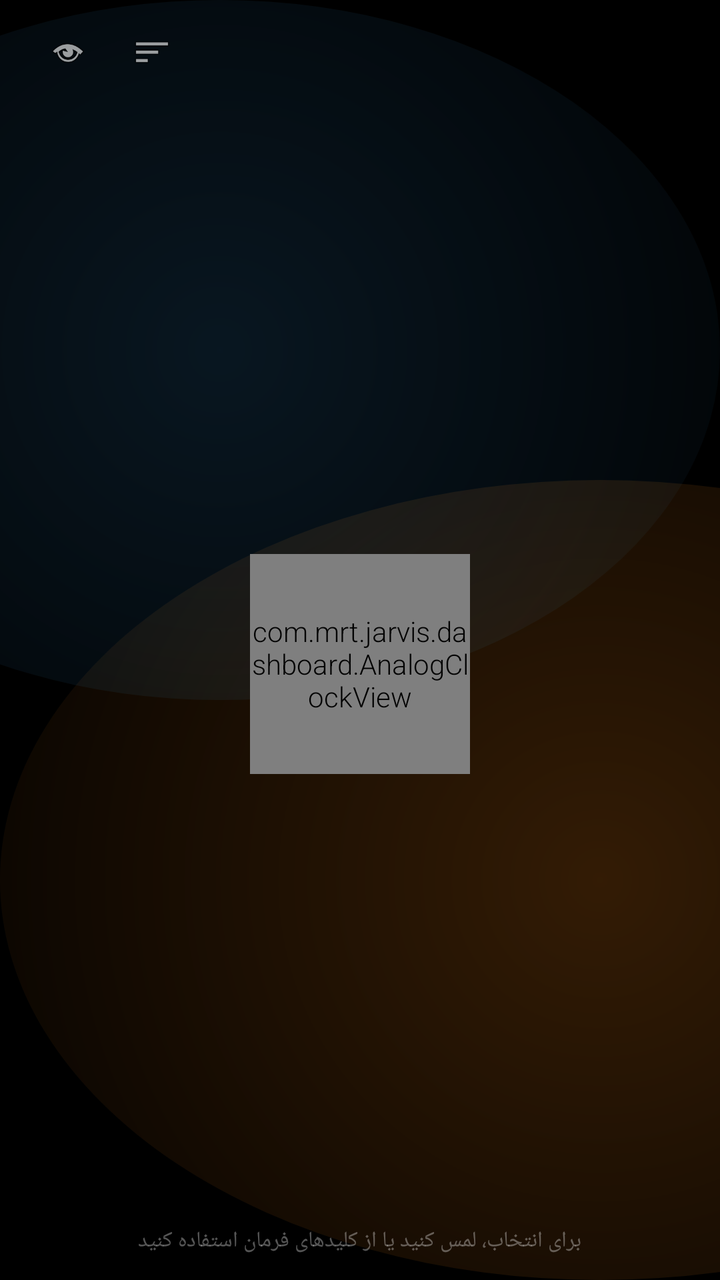
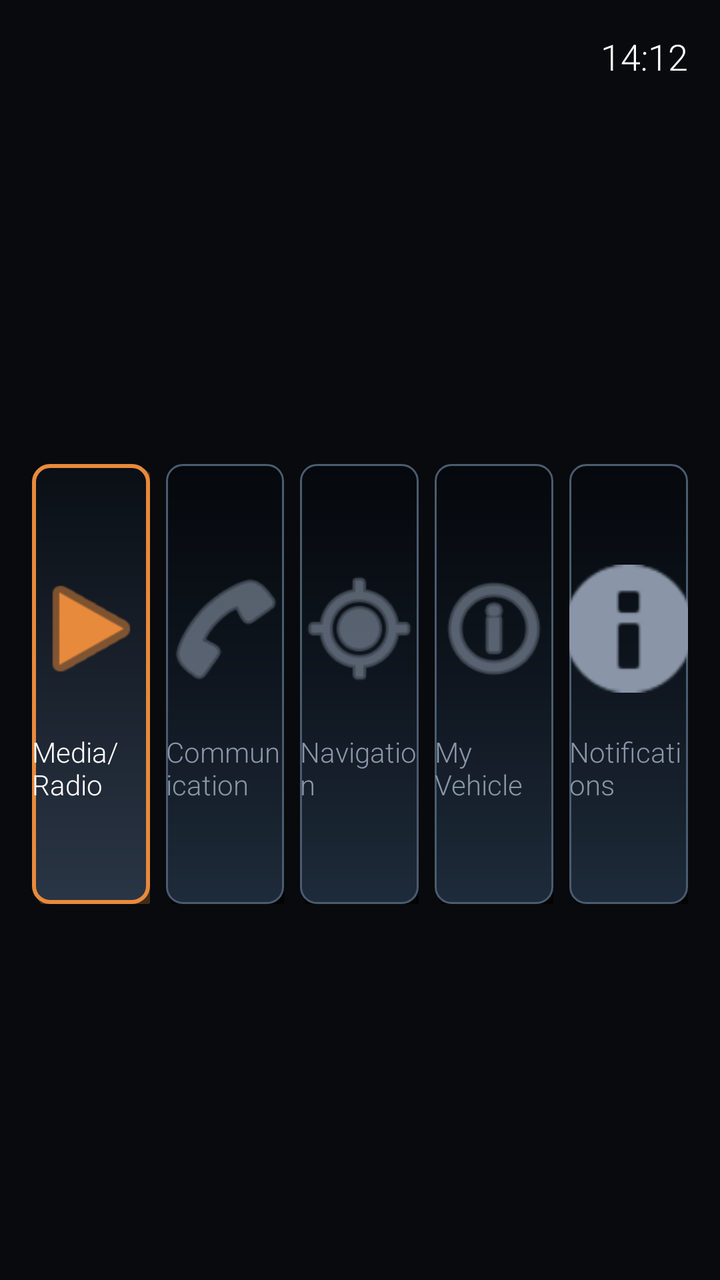

Screens rendered from an Android XML layout before and after an edit, with the pre-edit source and the edit as a unified diff.
<!-- AndroidManifest.xml: application theme Theme.MRT -->
<!-- res/layout/activity_hub.xml -->
<?xml version="1.0" encoding="utf-8"?>
<FrameLayout xmlns:android="http://schemas.android.com/apk/res/android"
    android:layout_width="match_parent"
    android:layout_height="match_parent"
    android:background="@drawable/bg_hub"
    android:layoutDirection="ltr">

    
    <LinearLayout
        android:layout_width="match_parent"
        android:layout_height="wrap_content"
        android:orientation="horizontal"
        android:gravity="center_vertical"
        android:paddingStart="20dp"
        android:paddingEnd="20dp"
        android:paddingTop="12dp"
        android:paddingBottom="6dp">

        <ImageView
            android:id="@+id/btnHome"
            android:layout_width="28dp"
            android:layout_height="28dp"
            android:src="@android:drawable/ic_menu_view"
            android:contentDescription="@string/back"
            android:padding="4dp"/>

        <ImageView
            android:id="@+id/btnGrid"
            android:layout_width="28dp"
            android:layout_height="28dp"
            android:layout_marginStart="14dp"
            android:src="@android:drawable/ic_menu_sort_by_size"
            android:contentDescription="@string/settings"
            android:padding="4dp"/>

        <View
            android:layout_width="0dp"
            android:layout_height="1dp"
            android:layout_weight="1"/>

        <TextView
            android:id="@+id/tvHubWarn"
            android:layout_width="wrap_content"
            android:layout_height="wrap_content"
            android:layout_marginEnd="16dp"
            android:text="▲"
            android:textColor="@color/amber"
            android:textSize="16sp"
            android:visibility="gone"/>

        <TextView
            android:id="@+id/tvHubStatus"
            android:layout_width="wrap_content"
            android:layout_height="wrap_content"
            android:layout_marginEnd="16dp"
            android:textColor="@color/text_dim"
            android:textSize="12sp"/>

        <TextView
            android:id="@+id/tvHubClock"
            android:layout_width="wrap_content"
            android:layout_height="wrap_content"
            android:textColor="@color/text"
            android:textSize="17sp"
            android:fontFamily="sans-serif-light"
            android:letterSpacing="0.05"/>
    </LinearLayout>

    
    <LinearLayout
        android:layout_width="match_parent"
        android:layout_height="match_parent"
        android:orientation="vertical"
        android:gravity="center"
        android:layout_marginTop="40dp">

        
        <com.mrt.jarvis.dashboard.AnalogClockView
            android:id="@+id/hubClock"
            android:layout_width="110dp"
            android:layout_height="110dp"
            android:layout_marginBottom="16dp"/>

        
        <LinearLayout
            android:id="@+id/hubCards"
            android:layout_width="match_parent"
            android:layout_height="wrap_content"
            android:orientation="horizontal"
            android:paddingStart="20dp"
            android:paddingEnd="20dp"/>
    </LinearLayout>

    
    <TextView
        android:id="@+id/tvHubHint"
        android:layout_width="wrap_content"
        android:layout_height="wrap_content"
        android:layout_gravity="bottom|center_horizontal"
        android:layout_marginBottom="12dp"
        android:text="@string/hub_hint"
        android:textColor="@color/text_muted"
        android:textSize="11sp"
        android:layoutDirection="rtl"/>
</FrameLayout>
<!-- resources referenced by this layout -->
<resources>
  <color name="amber">#FFF5A524</color>
  <color name="text">#FFEFF3F8</color>
  <color name="text_dim">#FF8A96A8</color>
  <color name="text_muted">#55FFFFFF</color>
  <!-- drawable bg_hub (drawable) -->
  <?xml version="1.0" encoding="utf-8"?>
  <layer-list xmlns:android="http://schemas.android.com/apk/res/android">
  
      
      <item>
          <shape android:shape="rectangle">
              <solid android:color="@color/bg_pure"/>
          </shape>
      </item>
  
      
      <item
          android:width="600dp"
          android:height="400dp"
          android:gravity="bottom|start"
          android:top="-200dp"
          android:right="-300dp">
          <shape android:shape="oval">
              <gradient
                  android:type="radial"
                  android:gradientRadius="400dp"
                  android:centerX="0.5"
                  android:centerY="0.5"
                  android:startColor="#33FF8A1A"
                  android:endColor="#00000000"/>
          </shape>
      </item>
  
      
      <item
          android:width="500dp"
          android:height="350dp"
          android:gravity="top|end"
          android:bottom="-175dp"
          android:left="-250dp">
          <shape android:shape="oval">
              <gradient
                  android:type="radial"
                  android:gradientRadius="350dp"
                  android:centerX="0.5"
                  android:centerY="0.5"
                  android:startColor="#223FA9F5"
                  android:endColor="#00000000"/>
          </shape>
      </item>
  </layer-list>
  <string name="back">بازگشت</string>
  <string name="hub_hint">برای انتخاب، لمس کنید یا از کلیدهای فرمان استفاده کنید</string>
  <string name="settings">تنظیمات</string>
  <style name="Theme.MRT" parent="Theme.AppCompat.NoActionBar">
          <item name="android:windowBackground">@drawable/bg_cockpit</item>
          <item name="android:windowFullscreen">true</item>
          <item name="android:windowNoTitle">true</item>
          <item name="android:windowContentOverlay">@null</item>
          <item name="colorAccent">@color/accent</item>
          <item name="android:textColor">@color/text</item>
          <item name="android:fontFamily">sans-serif-light</item>
          <item name="android:windowLayoutInDisplayCutoutMode" tools:targetApi="o_mr1">shortEdges</item>
      </style>
  <color name="bg_pure">#FF000000</color>
  <!-- drawable bg_cockpit (drawable) -->
  <?xml version="1.0" encoding="utf-8"?>
  <shape xmlns:android="http://schemas.android.com/apk/res/android"
      android:shape="rectangle">
      <gradient
          android:type="radial"
          android:gradientRadius="900dp"
          android:centerX="0.5"
          android:centerY="0.35"
          android:startColor="@color/bg2"
          android:endColor="@color/bg"/>
  </shape>
  <color name="accent">#FF3FA9F5</color>
  <color name="bg2">#FF0E1420</color>
  <color name="bg">#FF06080C</color>
</resources>

<!-- the commit's change to res/layout/activity_hub.xml (unified diff, before → after) -->
@@ -1,105 +1,165 @@
 <?xml version="1.0" encoding="utf-8"?>
-<FrameLayout xmlns:android="http://schemas.android.com/apk/res/android"
+<LinearLayout xmlns:android="http://schemas.android.com/apk/res/android"
     android:layout_width="match_parent"
     android:layout_height="match_parent"
-    android:background="@drawable/bg_hub"
-    android:layoutDirection="ltr">
+    android:orientation="vertical"
+    android:background="#080A0D"
+    android:layoutDirection="ltr"
+    android:padding="16dp">
 
     
     <LinearLayout
         android:layout_width="match_parent"
         android:layout_height="wrap_content"
         android:orientation="horizontal"
-        android:gravity="center_vertical"
-        android:paddingStart="20dp"
-        android:paddingEnd="20dp"
-        android:paddingTop="12dp"
-        android:paddingBottom="6dp">
-
-        <ImageView
-            android:id="@+id/btnHome"
-            android:layout_width="28dp"
-            android:layout_height="28dp"
-            android:src="@android:drawable/ic_menu_view"
-            android:contentDescription="@string/back"
-            android:padding="4dp"/>
-
-        <ImageView
-            android:id="@+id/btnGrid"
-            android:layout_width="28dp"
-            android:layout_height="28dp"
-            android:layout_marginStart="14dp"
-            android:src="@android:drawable/ic_menu_sort_by_size"
-            android:contentDescription="@string/settings"
-            android:padding="4dp"/>
-
-        <View
-            android:layout_width="0dp"
-            android:layout_height="1dp"
-            android:layout_weight="1"/>
-
+        android:gravity="end"
+        android:paddingBottom="20dp">
         <TextView
-            android:id="@+id/tvHubWarn"
+            android:id="@+id/tvTime"
             android:layout_width="wrap_content"
             android:layout_height="wrap_content"
-            android:layout_marginEnd="16dp"
-            android:text="▲"
-            android:textColor="@color/amber"
-            android:textSize="16sp"
-            android:visibility="gone"/>
-
-        <TextView
-            android:id="@+id/tvHubStatus"
-            android:layout_width="wrap_content"
-            android:layout_height="wrap_content"
-            android:layout_marginEnd="16dp"
-            android:textColor="@color/text_dim"
-            android:textSize="12sp"/>
-
-        <TextView
-            android:id="@+id/tvHubClock"
-            android:layout_width="wrap_content"
-            android:layout_height="wrap_content"
-            android:textColor="@color/text"
-            android:textSize="17sp"
-            android:fontFamily="sans-serif-light"
-            android:letterSpacing="0.05"/>
+            android:textColor="#FFFFFF"
+            android:textSize="18sp"
+            android:text="14:12"/>
     </LinearLayout>
 
     
     <LinearLayout
         android:layout_width="match_parent"
-        android:layout_height="match_parent"
-        android:orientation="vertical"
-        android:gravity="center"
-        android:layout_marginTop="40dp">
-
-        
-        <com.mrt.jarvis.dashboard.AnalogClockView
-            android:id="@+id/hubClock"
-            android:layout_width="110dp"
-            android:layout_height="110dp"
-            android:layout_marginBottom="16dp"/>
+        android:layout_height="0dp"
+        android:layout_weight="1"
+        android:orientation="horizontal"
+        android:gravity="center_vertical"
+        android:baselineAligned="false">
 
         
         <LinearLayout
-            android:id="@+id/hubCards"
-            android:layout_width="match_parent"
-            android:layout_height="wrap_content"
-            android:orientation="horizontal"
-            android:paddingStart="20dp"
-            android:paddingEnd="20dp"/>
+            android:id="@+id/cardMedia"
+            android:layout_width="0dp"
+            android:layout_weight="1"
+            android:layout_height="220dp"
+            android:layout_marginEnd="8dp"
+            android:background="@drawable/bmw_3d_card_selected"
+            android:orientation="vertical"
+            android:gravity="center"
+            android:clickable="true"
+            android:focusable="true">
+            
+            <ImageView
+                android:layout_width="64dp"
+                android:layout_height="64dp"
+                android:src="@android:drawable/ic_media_play"
+                android:tint="#E88A3C"/>
+            <TextView
+                android:layout_width="wrap_content"
+                android:layout_height="wrap_content"
+                android:text="Media/Radio"
+                android:textColor="#FFFFFF"
+                android:layout_marginTop="20dp"
+                android:textSize="14sp"/>
+        </LinearLayout>
+
+        
+        <LinearLayout
+            android:id="@+id/cardComm"
+            android:layout_width="0dp"
+            android:layout_weight="1"
+            android:layout_height="220dp"
+            android:layout_marginEnd="8dp"
+            android:background="@drawable/bmw_3d_card"
+            android:orientation="vertical"
+            android:gravity="center"
+            android:clickable="true"
+            android:focusable="true">
+            <ImageView
+                android:layout_width="64dp"
+                android:layout_height="64dp"
+                android:src="@android:drawable/ic_menu_call"
+                android:tint="#8A96A8"/>
+            <TextView
+                android:layout_width="wrap_content"
+                android:layout_height="wrap_content"
+                android:text="Communication"
+                android:textColor="#8A96A8"
+                android:layout_marginTop="20dp"
+                android:textSize="14sp"/>
+        </LinearLayout>
+
+        
+        <LinearLayout
+            android:id="@+id/cardNav"
+            android:layout_width="0dp"
+            android:layout_weight="1"
+            android:layout_height="220dp"
+            android:layout_marginEnd="8dp"
+            android:background="@drawable/bmw_3d_card"
+            android:orientation="vertical"
+            android:gravity="center"
+            android:clickable="true"
+            android:focusable="true">
+            <ImageView
+                android:layout_width="64dp"
+                android:layout_height="64dp"
+                android:src="@android:drawable/ic_menu_mylocation"
+                android:tint="#8A96A8"/>
+            <TextView
+                android:layout_width="wrap_content"
+                android:layout_height="wrap_content"
+                android:text="Navigation"
+                android:textColor="#8A96A8"
+                android:layout_marginTop="20dp"
+                android:textSize="14sp"/>
+        </LinearLayout>
+
+        
+        <LinearLayout
+            android:id="@+id/cardVehicle"
+            android:layout_width="0dp"
+            android:layout_weight="1"
+            android:layout_height="220dp"
+            android:layout_marginEnd="8dp"
+            android:background="@drawable/bmw_3d_card"
+            android:orientation="vertical"
+            android:gravity="center"
+            android:clickable="true"
+            android:focusable="true">
+            <ImageView
+                android:layout_width="64dp"
+                android:layout_height="64dp"
+                android:src="@android:drawable/ic_menu_info_details"
+                android:tint="#8A96A8"/>
+            <TextView
+                android:layout_width="wrap_content"
+                android:layout_height="wrap_content"
+                android:text="My Vehicle"
+                android:textColor="#8A96A8"
+                android:layout_marginTop="20dp"
+                android:textSize="14sp"/>
+        </LinearLayout>
+
+        
+        <LinearLayout
+            android:id="@+id/cardNotif"
+            android:layout_width="0dp"
+            android:layout_weight="1"
+            android:layout_height="220dp"
+            android:background="@drawable/bmw_3d_card"
+            android:orientation="vertical"
+            android:gravity="center"
+            android:clickable="true"
+            android:focusable="true">
+            <ImageView
+                android:layout_width="64dp"
+                android:layout_height="64dp"
+                android:src="@android:drawable/ic_dialog_info"
+                android:tint="#8A96A8"/>
+            <TextView
+                android:layout_width="wrap_content"
+                android:layout_height="wrap_content"
+                android:text="Notifications"
+                android:textColor="#8A96A8"
+                android:layout_marginTop="20dp"
+                android:textSize="14sp"/>
+        </LinearLayout>
     </LinearLayout>
-
-    
-    <TextView
-        android:id="@+id/tvHubHint"
-        android:layout_width="wrap_content"
-        android:layout_height="wrap_content"
-        android:layout_gravity="bottom|center_horizontal"
-        android:layout_marginBottom="12dp"
-        android:text="@string/hub_hint"
-        android:textColor="@color/text_muted"
-        android:textSize="11sp"
-        android:layoutDirection="rtl"/>
-</FrameLayout>
+</LinearLayout>
<!-- resource entries referenced after the edit -->
@@ -1,59 +1,54 @@
 <!-- resources referenced by this layout -->
 <resources>
-  <color name="amber">#FFF5A524</color>
-  <color name="text">#FFEFF3F8</color>
-  <color name="text_dim">#FF8A96A8</color>
-  <color name="text_muted">#55FFFFFF</color>
-  <!-- drawable bg_hub (drawable) -->
+  <!-- drawable bmw_3d_card (drawable) -->
   <?xml version="1.0" encoding="utf-8"?>
   <layer-list xmlns:android="http://schemas.android.com/apk/res/android">
-  
+      
+      <item android:top="4dp" android:left="2dp" android:right="-2dp" android:bottom="-4dp">
+          <shape android:shape="rectangle">
+              <solid android:color="#AA000000"/>
+              <corners android:radius="8dp"/>
+          </shape>
+      </item>
+      
       
       <item>
           <shape android:shape="rectangle">
-              <solid android:color="@color/bg_pure"/>
-          </shape>
-      </item>
-  
-      
-      <item
-          android:width="600dp"
-          android:height="400dp"
-          android:gravity="bottom|start"
-          android:top="-200dp"
-          android:right="-300dp">
-          <shape android:shape="oval">
               <gradient
-                  android:type="radial"
-                  android:gradientRadius="400dp"
-                  android:centerX="0.5"
-                  android:centerY="0.5"
-                  android:startColor="#33FF8A1A"
-                  android:endColor="#00000000"/>
-          </shape>
-      </item>
-  
-      
-      <item
-          android:width="500dp"
-          android:height="350dp"
-          android:gravity="top|end"
-          android:bottom="-175dp"
-          android:left="-250dp">
-          <shape android:shape="oval">
-              <gradient
-                  android:type="radial"
-                  android:gradientRadius="350dp"
-                  android:centerX="0.5"
-                  android:centerY="0.5"
-                  android:startColor="#223FA9F5"
-                  android:endColor="#00000000"/>
+                  android:angle="90"
+                  android:startColor="#1E2B3A"
+                  android:centerColor="#0F161F"
+                  android:endColor="#05080C"/>
+              <corners android:radius="8dp"/>
+              <stroke android:width="1dp" android:color="#4A5C70"/>
           </shape>
       </item>
   </layer-list>
-  <string name="back">بازگشت</string>
-  <string name="hub_hint">برای انتخاب، لمس کنید یا از کلیدهای فرمان استفاده کنید</string>
-  <string name="settings">تنظیمات</string>
+  <!-- drawable bmw_3d_card_selected (drawable) -->
+  <?xml version="1.0" encoding="utf-8"?>
+  <layer-list xmlns:android="http://schemas.android.com/apk/res/android">
+      
+      <item android:top="2dp" android:left="2dp" android:right="-2dp" android:bottom="-2dp">
+          <shape android:shape="rectangle">
+              <solid android:color="#40E88A3C"/>
+              <corners android:radius="8dp"/>
+          </shape>
+      </item>
+      
+      
+      <item>
+          <shape android:shape="rectangle">
+              <gradient
+                  android:angle="90"
+                  android:startColor="#2A3545"
+                  android:endColor="#0A0F15"/>
+              <corners android:radius="8dp"/>
+              
+              <stroke android:width="2dp" android:color="#E88A3C"/>
+          </shape>
+      </item>
+  </layer-list>
+  <color name="text">#FFEFF3F8</color>
   <style name="Theme.MRT" parent="Theme.AppCompat.NoActionBar">
           <item name="android:windowBackground">@drawable/bg_cockpit</item>
           <item name="android:windowFullscreen">true</item>
@@ -64,7 +59,6 @@
           <item name="android:fontFamily">sans-serif-light</item>
           <item name="android:windowLayoutInDisplayCutoutMode" tools:targetApi="o_mr1">shortEdges</item>
       </style>
-  <color name="bg_pure">#FF000000</color>
   <!-- drawable bg_cockpit (drawable) -->
   <?xml version="1.0" encoding="utf-8"?>
   <shape xmlns:android="http://schemas.android.com/apk/res/android"
